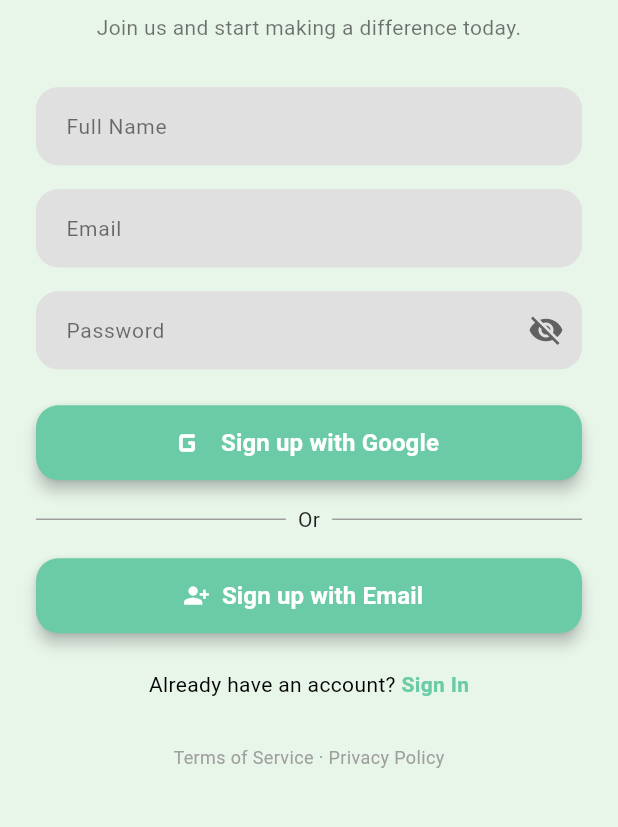
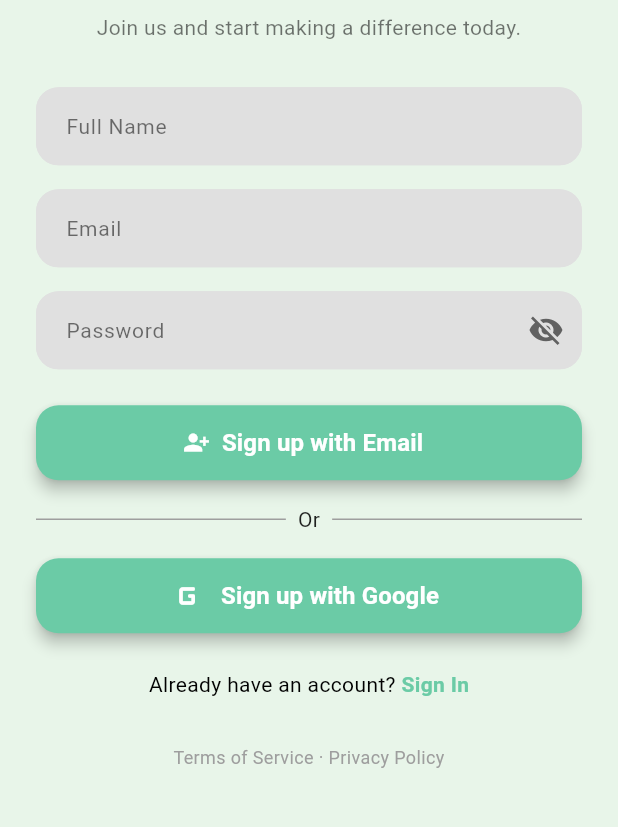
Before and after one commit to sam9777-p/Aidkriya, a Flutter app: the screen it shows after launch, on a phone screen of 412 x 824 dp, the part 374-1201 px from its top. Run offline on Flutter 3.47's test engine with Material 3 defaults, Android fonts, the phone set to English and light mode, and no system bars; our stand-ins replace cloud_firestore, firebase_auth, firebase_core, firebase_database, firebase_messaging, geolocator and 3 more; accounts and stored records are empty; Roboto replaces fonts that are missing (SF Pro).

Commit message:
minor fixes

```diff
--- a/lib/sign_up_screen.dart
+++ b/lib/sign_up_screen.dart
@@ -1,10 +1,10 @@
 import 'package:aidkriya_walker/setup_flow_screen.dart';
 import 'package:aidkriya_walker/sign_in_screen.dart';
+import 'package:cloud_firestore/cloud_firestore.dart';
 import 'package:firebase_auth/firebase_auth.dart';
+import 'package:firebase_messaging/firebase_messaging.dart';
 import 'package:flutter/material.dart';
 import 'package:google_sign_in/google_sign_in.dart';
-import 'package:cloud_firestore/cloud_firestore.dart';
-import 'package:firebase_messaging/firebase_messaging.dart';
 
 class SignUpScreen extends StatefulWidget {
   const SignUpScreen({super.key});
@@ -45,10 +45,9 @@ class _SignUpScreenState extends State<SignUpScreen> {
   void _initializeTokenListener(String uid) {
     FirebaseMessaging.instance.onTokenRefresh.listen((newToken) async {
       try {
-        await _firestore.collection('users').doc(uid).set(
-          {'fcmToken': newToken},
-          SetOptions(merge: true),
-        );
+        await _firestore.collection('users').doc(uid).set({
+          'fcmToken': newToken,
+        }, SetOptions(merge: true));
       } catch (e) {
         debugPrint("Failed to update refreshed FCM token: $e");
       }
@@ -216,7 +215,6 @@ class _SignUpScreenState extends State<SignUpScreen> {
           'createdAt': FieldValue.serverTimestamp(),
         });
       } else {
-
         final Map<String, dynamic> updateMap = {
           if (fcmToken != null) 'fcmToken': fcmToken,
         };
@@ -311,8 +309,10 @@ class _SignUpScreenState extends State<SignUpScreen> {
           borderSide: const BorderSide(color: primaryGreen, width: 1.5),
           borderRadius: BorderRadius.circular(15),
         ),
-        contentPadding:
-        const EdgeInsets.symmetric(vertical: 14, horizontal: 16),
+        contentPadding: const EdgeInsets.symmetric(
+          vertical: 14,
+          horizontal: 16,
+        ),
         suffixIcon: suffixIcon,
       );
     }
@@ -374,10 +374,13 @@ class _SignUpScreenState extends State<SignUpScreen> {
                         child: TextField(
                           controller: _nameController,
                           focusNode: _nameFocus,
-                          style:
-                          TextStyle(color: isDark ? textDark : Colors.black),
-                          decoration:
-                          buildInputDecoration("Full Name", _nameFocus),
+                          style: TextStyle(
+                            color: isDark ? textDark : Colors.black,
+                          ),
+                          decoration: buildInputDecoration(
+                            "Full Name",
+                            _nameFocus,
+                          ),
                         ),
                       ),
                       const SizedBox(height: 16),
@@ -387,10 +390,13 @@ class _SignUpScreenState extends State<SignUpScreen> {
                         child: TextField(
                           controller: _emailController,
                           focusNode: _emailFocus,
-                          style:
-                          TextStyle(color: isDark ? textDark : Colors.black),
-                          decoration:
-                          buildInputDecoration("Email", _emailFocus),
+                          style: TextStyle(
+                            color: isDark ? textDark : Colors.black,
+                          ),
+                          decoration: buildInputDecoration(
+                            "Email",
+                            _emailFocus,
+                          ),
                         ),
                       ),
                       const SizedBox(height: 16),
@@ -401,8 +407,9 @@ class _SignUpScreenState extends State<SignUpScreen> {
                           controller: _passwordController,
                           focusNode: _passwordFocus,
                           obscureText: !_isPasswordVisible,
-                          style:
-                          TextStyle(color: isDark ? textDark : Colors.black),
+                          style: TextStyle(
+                            color: isDark ? textDark : Colors.black,
+                          ),
                           decoration: buildInputDecoration(
                             "Password",
                             _passwordFocus,
@@ -425,7 +432,69 @@ class _SignUpScreenState extends State<SignUpScreen> {
                         ),
                       ),
                       const SizedBox(height: 24),
+                      MouseRegion(
+                        onEnter: (_) => setState(() => _isEmailHovered = true),
+                        onExit: (_) => setState(() => _isEmailHovered = false),
+                        child: AnimatedContainer(
+                          duration: const Duration(milliseconds: 250),
+                          curve: Curves.easeInOut,
+                          child: ElevatedButton.icon(
+                            onPressed: _isLoading ? null : _signUpWithEmail,
+                            style: ElevatedButton.styleFrom(
+                              backgroundColor: _isEmailHovered
+                                  ? buttonHoverColor(primaryGreen)
+                                  : primaryGreen,
+                              minimumSize: const Size(double.infinity, 50),
+                              shape: RoundedRectangleBorder(
+                                borderRadius: BorderRadius.circular(15),
+                              ),
+                              elevation: _isEmailHovered ? 8 : 4,
+                            ),
+                            icon: const Icon(
+                              Icons.person_add_alt_1,
+                              color: Colors.white,
+                            ),
+                            label: const Text(
+                              "Sign up with Email",
+                              style: TextStyle(
+                                color: Colors.white,
+                                fontWeight: FontWeight.bold,
+                                fontSize: 16,
+                              ),
+                            ),
+                          ),
+                        ),
+                      ),
+                      const SizedBox(height: 16),
 
+                      Row(
+                        children: [
+                          Expanded(
+                            child: Divider(
+                              color: isDark ? Colors.grey[700] : Colors.grey,
+                            ),
+                          ),
+                          Padding(
+                            padding: const EdgeInsets.symmetric(
+                              horizontal: 8.0,
+                            ),
+                            child: Text(
+                              "Or",
+                              style: TextStyle(
+                                color: isDark
+                                    ? Colors.grey[300]
+                                    : Colors.black87,
+                              ),
+                            ),
+                          ),
+                          Expanded(
+                            child: Divider(
+                              color: isDark ? Colors.grey[700] : Colors.grey,
+                            ),
+                          ),
+                        ],
+                      ),
+                      const SizedBox(height: 16),
                       MouseRegion(
                         onEnter: (_) => setState(() => _isGoogleHovered = true),
                         onExit: (_) => setState(() => _isGoogleHovered = false),
@@ -444,71 +513,18 @@ class _SignUpScreenState extends State<SignUpScreen> {
                               ),
                               elevation: _isGoogleHovered ? 8 : 4,
                             ),
-                            icon: const Icon(Icons.g_mobiledata_rounded,
-                                color: Colors.white, size: 28),
+                            icon: const Icon(
+                              Icons.g_mobiledata_rounded,
+                              color: Colors.white,
+                              size: 28,
+                            ),
                             label: const Text(
                               "Sign up with Google",
                               style: TextStyle(
                                 color: Colors.white,
                                 fontWeight: FontWeight.bold,
-                                  fontSize: 16),
+                                fontSize: 16,
                               ),
-                          ),
-                        ),
-                      ),
-                      const SizedBox(height: 16),
-
-                      Row(
-                        children: [
-                          Expanded(
-                              child: Divider(
-                                  color:
-                                  isDark ? Colors.grey[700] : Colors.grey)),
-                          Padding(
-                            padding:
-                            const EdgeInsets.symmetric(horizontal: 8.0),
-                            child: Text(
-                              "Or",
-                              style: TextStyle(
-                                color:
-                                isDark ? Colors.grey[300] : Colors.black87,
-                              ),
-                            ),
-                          ),
-                          Expanded(
-                              child: Divider(
-                                  color:
-                                  isDark ? Colors.grey[700] : Colors.grey)),
-                        ],
-                      ),
-                      const SizedBox(height: 16),
-
-                      MouseRegion(
-                        onEnter: (_) => setState(() => _isEmailHovered = true),
-                        onExit: (_) => setState(() => _isEmailHovered = false),
-                        child: AnimatedContainer(
-                          duration: const Duration(milliseconds: 250),
-                          curve: Curves.easeInOut,
-                          child: ElevatedButton.icon(
-                            onPressed: _isLoading ? null : _signUpWithEmail,
-                            style: ElevatedButton.styleFrom(
-                              backgroundColor: _isEmailHovered
-                                  ? buttonHoverColor(primaryGreen)
-                                  : primaryGreen,
-                              minimumSize: const Size(double.infinity, 50),
-                              shape: RoundedRectangleBorder(
-                                borderRadius: BorderRadius.circular(15),
-                              ),
-                              elevation: _isEmailHovered ? 8 : 4,
-                            ),
-                            icon: const Icon(Icons.person_add_alt_1,
-                                color: Colors.white),
-                            label: const Text(
-                              "Sign up with Email",
-                              style: TextStyle(
-                                  color: Colors.white,
-                                  fontWeight: FontWeight.bold,
-                                  fontSize: 16),
                             ),
                           ),
                         ),
@@ -523,14 +539,16 @@ class _SignUpScreenState extends State<SignUpScreen> {
                             Navigator.pushReplacement(
                               context,
                               MaterialPageRoute(
-                                  builder: (context) => const SignInScreen()),
+                                builder: (context) => const SignInScreen(),
+                              ),
                             );
                           },
                           child: Text.rich(
                             TextSpan(
                               text: "Already have an account? ",
                               style: TextStyle(
-                                  color: isDark ? textDark : Colors.black),
+                                color: isDark ? textDark : Colors.black,
+                              ),
                               children: [
                                 TextSpan(
                                   text: "Sign In",
@@ -554,7 +572,8 @@ class _SignUpScreenState extends State<SignUpScreen> {
                         "Terms of Service · Privacy Policy",
                         style: TextStyle(
                           color: isDark ? Colors.grey[400] : Colors.grey,
-                            fontSize: 12),
+                          fontSize: 12,
+                        ),
                         textAlign: TextAlign.center,
                       ),
                     ],
```
Also changed, not shown: lib/home_screen.dart (+42 -86 lines), lib/profile_screen.dart (+113 -48 lines), lib/sign_in_screen.dart (+13 -13 lines). Lines whose indentation alone changed are shown as unchanged.
